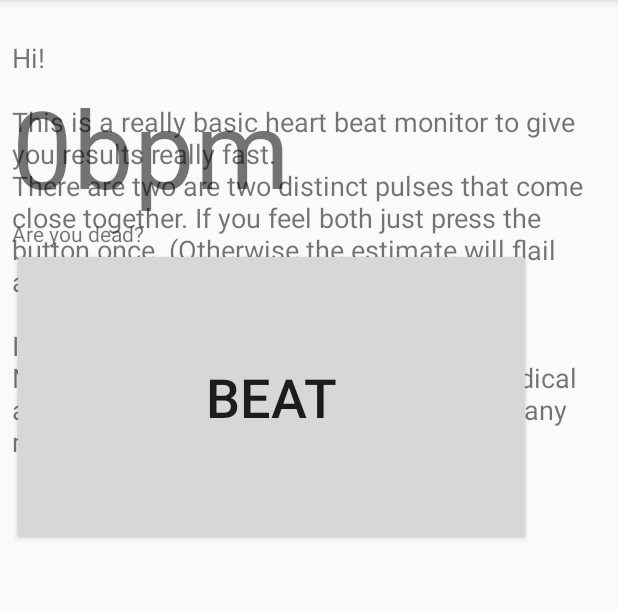
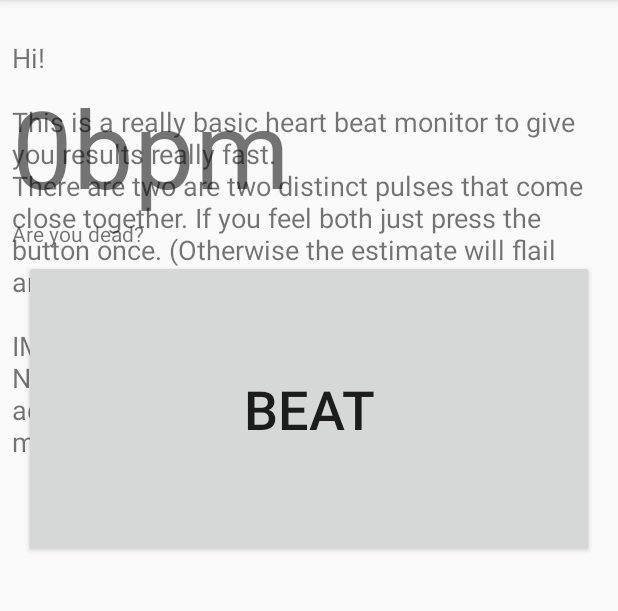
Before and after one commit to ksandom/beatPulse, an Android app: the screen it shows after launch (MainActivity), on a phone screen of 412 x 824 dp, the part 84-695 px from its top. Run offline under Robolectric (Android 15) with nearby library versions, the phone set to English and light mode, and no system bars.

Commit message:
Fixed button.

```diff
--- a/app/src/main/res/layout/activity_main.xml
+++ b/app/src/main/res/layout/activity_main.xml
@@ -82,9 +82,12 @@
 
                     <Button
                         android:id="@+id/beat"
-                        android:layout_width="346dp"
+                        android:layout_width="match_parent"
                         android:layout_height="198dp"
-                        android:layout_marginBottom="15dp"
+                        android:layout_marginBottom="8dp"
+                        android:layout_marginLeft="8dp"
+                        android:layout_marginRight="8dp"
+                        android:layout_marginTop="8dp"
                         android:text="Beat"
                         android:textSize="36sp"
                         app:layout_constraintBottom_toBottomOf="parent"
```
